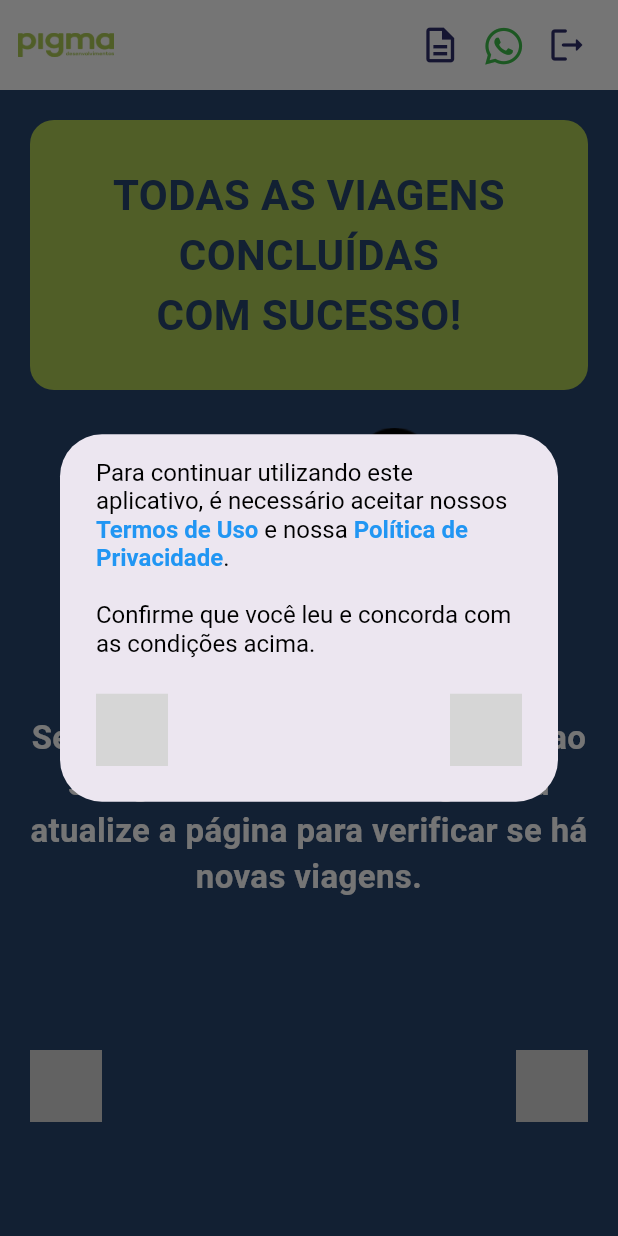
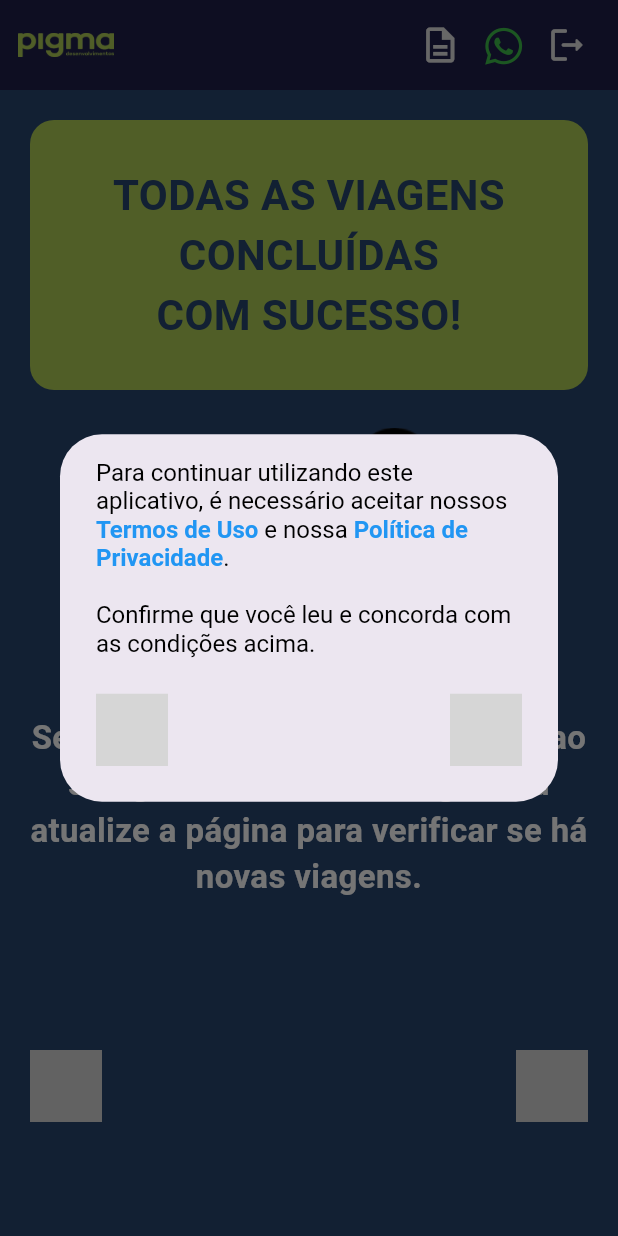
Before and after one commit to Grupo-03-ADS/FLUTTER__Pigma-Rastreability, a Flutter app: the HomeWidget screen opened by its route, on a phone screen of 412 x 824 dp. Run offline on Flutter 3.47's test engine with Material 3 defaults, Android fonts, the phone set to English and light mode, and no system bars; our stand-ins replace cloud_firestore, connectivity_plus, equatable, firebase_core, flutter_animate, font_awesome_flutter and 9 more; missing offline and left inert: flutter_mapbox_navigation, json_path, mime_type; accounts and stored records are empty; Roboto replaces fonts that are missing (Inria Sans); statements that could not run were skipped; grey boxes are pictures that could not be loaded.

Commit message:
🎨 Refactor: Changing the default color theme to dark.

```diff
--- a/lib/codigo_acesso/codigo_acesso_widget.dart
+++ b/lib/codigo_acesso/codigo_acesso_widget.dart
@@ -296,7 +296,10 @@
                               filled: true,
                               fillColor: const Color(0xFFECECEC),
                             ),
-                            style: FlutterFlowTheme.of(context).bodyMedium,
+                            style: FlutterFlowTheme.of(context).bodyMedium.override(
+                              fontFamily: 'Inter',
+                              color: FlutterFlowTheme.of(context).accent1,
+                            ),
                             validator: _model.textControllerValidator
                                 .asValidator(context),
                             inputFormatters: [_model.textFieldMask],
@@ -305,7 +308,7 @@
                       ),
                       const Spacer(flex: 2),
                       CheckboxListTile(
-                        title: const Text("Mantenha-me conectado!"),
+                        title: const Text("Mantenha-me conectado!", style: TextStyle(color: Colors.white)),
                         value: FFAppState().keepLoggedIn,
                         onChanged: (newValue) {
                           setState(() {
--- a/lib/flutter_flow/flutter_flow_theme.dart
+++ b/lib/flutter_flow/flutter_flow_theme.dart
@@ -103,14 +103,14 @@
   @Deprecated('Use tertiary instead')
   Color get tertiaryColor => tertiary;
 
-  late Color primary = const Color(0xFF2D2D6B);
+  late Color primary = const Color.fromARGB(255, 31, 31, 75);
   late Color secondary = const Color(0xFF000000);
   late Color tertiary = const Color(0xFF3EBE4A);
   late Color alternate = const Color(0xFFFF434C);
-  late Color primaryText = const Color(0xFF000000);
+  late Color primaryText = const Color.fromARGB(255, 240, 240, 240);
   late Color secondaryText = const Color(0xFFFFFFFF);
   late Color primaryBackground = const Color(0xFFF1F4F8);
-  late Color secondaryBackground = const Color(0xFFFFFFFF);
+  late Color secondaryBackground = const Color.fromARGB(255, 31, 31, 75);
   late Color accent1 = const Color(0xFF616161);
   late Color accent2 = const Color(0xFF757575);
   late Color accent3 = const Color(0xFFE0E0E0);
--- a/lib/home/home_widget.dart
+++ b/lib/home/home_widget.dart
@@ -312,9 +312,9 @@
                                   onTap: () {
                                     showRemoveConsentDialog(context);
                                   },
-                                  child: const Icon(
+                                  child: Icon(
                                     Icons.description_outlined,
-                                    color: Color(0xFF2D2D6B),
+                                    color: FlutterFlowTheme.of(context).accent3,
                                     size: 28.0,
                                   ),
                                 ),
@@ -352,9 +352,9 @@
 
                                   context.pushReplacementNamed('codigoAcesso');
                                 },
-                                child: const Icon(
+                                child: Icon(
                                   Icons.logout_rounded,
-                                  color: Color(0xFF2D2D6B),
+                                  color: FlutterFlowTheme.of(context).accent3,
                                   size: 28.0,
                                 ),
                               ),
@@ -575,7 +575,10 @@
                                                                                 ),
                                                                                 Text(
                                                                                   'Você',
-                                                                                  style: FlutterFlowTheme.of(context).bodyMedium,
+                                                                                  style: FlutterFlowTheme.of(context).bodyMedium.override(
+                                                                                    fontFamily: 'Poppins',
+                                                                                    color: FlutterFlowTheme.of(context).primary,
+                                                                                  ),
                                                                                 ),
                                                                               ],
                                                                             ),
@@ -606,7 +609,10 @@
                                                                                 ),
                                                                                 Text(
                                                                                   FFAppState().stopInProgress.stopName,
-                                                                                  style: FlutterFlowTheme.of(context).bodyMedium,
+                                                                                  style: FlutterFlowTheme.of(context).bodyMedium.override(
+                                                                                      fontFamily: 'Poppins',
+                                                                                      color: FlutterFlowTheme.of(context).primary,
+                                                                                  ),
                                                                                 ),
                                                                               ],
                                                                             ),
@@ -951,15 +957,15 @@
                                                       height: 48.0,
                                                       padding: const EdgeInsetsDirectional.fromSTEB(16.0, 0.0, 16.0, 0.0),
                                                       iconPadding: const EdgeInsetsDirectional.fromSTEB(0.0, 0.0, 0.0, 0.0),
-                                                      color: Colors.transparent,
+                                                      color: FlutterFlowTheme.of(context).accent3,
                                                       textStyle: FlutterFlowTheme.of(context).titleSmall.override(
                                                             fontFamily: 'Poppins',
                                                             color: FlutterFlowTheme.of(context).primary,
                                                             fontSize: 10.0,
                                                           ),
-                                                      elevation: 0.0,
-                                                      borderSide: BorderSide(
-                                                        color: FlutterFlowTheme.of(context).primary,
+                                                      elevation: 3.0,
+                                                      borderSide: const BorderSide(
+                                                        color: Colors.transparent,
                                                         width: 2.0,
                                                       ),
                                                       borderRadius: BorderRadius.circular(8.0),
@@ -1033,7 +1039,7 @@
                                                                     ),
                                                                     style: FlutterFlowTheme.of(context).bodyMedium.override(
                                                                           fontFamily: 'Poppins',
-                                                                          color: FlutterFlowTheme.of(context).accent1,
+                                                                          color: FlutterFlowTheme.of(context).accent3,
                                                                           fontSize: 20.0,
                                                                         ),
                                                                   ),
@@ -1042,7 +1048,7 @@
                                                                   'Previsão de chegada às ${functions.formatDateTimeString(FFAppState().routeSelected.expectedArrivalDt)}',
                                                                   style: FlutterFlowTheme.of(context).bodyMedium.override(
                                                                         fontFamily: 'Poppins',
-                                                                        color: FlutterFlowTheme.of(context).accent1,
+                                                                        color: FlutterFlowTheme.of(context).accent3,
                                                                         fontSize: 8.0,
                                                                       ),
                                                                 ),
@@ -1101,7 +1107,7 @@
                                                                 height: 48.0,
                                                                 padding: const EdgeInsetsDirectional.fromSTEB(24.0, 0.0, 24.0, 0.0),
                                                                 iconPadding: const EdgeInsetsDirectional.fromSTEB(0.0, 0.0, 0.0, 0.0),
-                                                                color: FlutterFlowTheme.of(context).primary,
+                                                                color: FlutterFlowTheme.of(context).success,
                                                                 textStyle: FlutterFlowTheme.of(context).titleSmall.override(
                                                                       fontFamily: 'Poppins',
                                                                       color: Colors.white,
@@ -1203,7 +1209,10 @@
                                                                         ),
                                                                         Text(
                                                                           stopsItem.stopName,
-                                                                          style: FlutterFlowTheme.of(context).bodyMedium,
+                                                                          style: FlutterFlowTheme.of(context).bodyMedium.override(
+                                                                            fontFamily: 'Poppins',
+                                                                            color: FlutterFlowTheme.of(context).accent1,
+                                                                          ),
                                                                         ),
                                                                       ],
                                                                     ),
--- a/lib/splash/splash_widget.dart
+++ b/lib/splash/splash_widget.dart
@@ -1,3 +1,4 @@
+import 'package:pigma/flutter_flow/flutter_flow_theme.dart';
 import 'package:pigma/logomarca_global.dart';
 
 import '/flutter_flow/flutter_flow_util.dart';
@@ -47,7 +48,7 @@
 
     return Scaffold(
       key: scaffoldKey,
-      backgroundColor: Colors.white,
+      backgroundColor: FlutterFlowTheme.of(context).secondaryBackground,
       body: SafeArea(
         child: SizedBox(
           width: MediaQuery.of(context).size.width, // added
```
